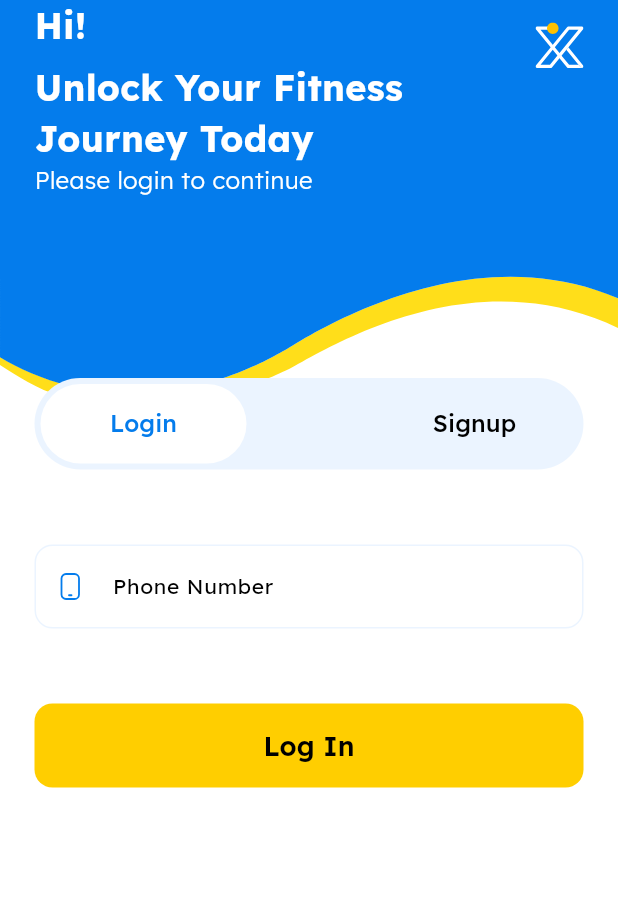
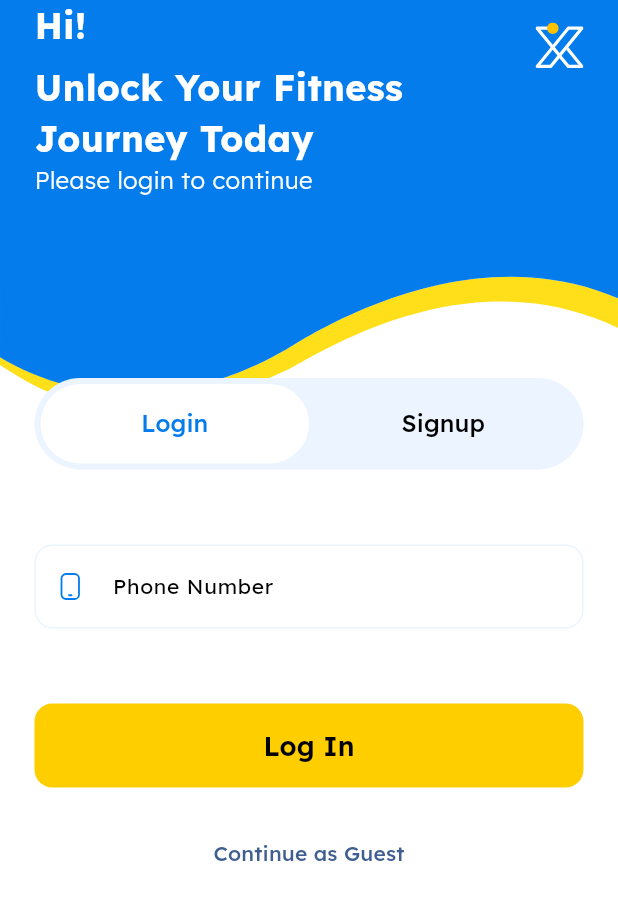
Before and after one commit to IsmailHosenIsmailJames/x_obese, a Flutter app: the LoginSignupPage screen opened by its route, on a phone screen of 412 x 824 dp. Shown: the top 900 px of the screen. Run offline on Flutter 3.47's test engine with Material 3 defaults, Android fonts, the phone set to English and light mode, and no system bars; our stand-ins replace bloc, cached_network_image, connectivity_plus, device_info_plus, dio, equatable and 25 more; missing offline and left inert: clipboard, flutter_foreground_task, gpt_markdown, health; accounts and stored records are empty; network calls fail.

Commit message:
[feat] Updated version and enhanced login/signup page
The app version in `pubspec.yaml` has been updated from 1.2.3+15 to 1.4.0+15.
In the `login_signup_page.dart`, the Login and Signup buttons are now wrapped with `Expanded` widgets to allow them to fill available space. A "Continue as Guest" TextButton has also been added to the page.

```diff
--- a/lib/src/screens/auth/login/login_signup_page.dart
+++ b/lib/src/screens/auth/login/login_signup_page.dart
@@ -130,8 +130,8 @@ class _LoginSignupPageState extends State<LoginSignupPage> {
                         mainAxisAlignment: MainAxisAlignment.spaceBetween,
                         crossAxisAlignment: CrossAxisAlignment.center,
                         children: [
-                          SizedBox(
-                            width: MediaQuery.of(context).size.width / 3,
+                          Expanded(
+                            child: SizedBox(
                               height: 53,
                               child: TextButton(
                                 style: TextButton.styleFrom(
@@ -162,8 +162,9 @@ class _LoginSignupPageState extends State<LoginSignupPage> {
                                 ),
                               ),
                             ),
-                          SizedBox(
-                            width: MediaQuery.of(context).size.width / 3,
+                          ),
+                          Expanded(
+                            child: SizedBox(
                               height: 53,
                               child: TextButton(
                                 style: TextButton.styleFrom(
@@ -191,6 +192,7 @@ class _LoginSignupPageState extends State<LoginSignupPage> {
                                   style: TextStyle(
                                     fontWeight: FontWeight.w500,
                                     fontSize: 16,
+                                  ),
                                 ),
                               ),
                             ),
@@ -307,6 +309,15 @@ class _LoginSignupPageState extends State<LoginSignupPage> {
                         ),
                       ),
                     ),
+                    const Gap(20),
+                    Center(
+                      child: TextButton(
+                        onPressed: () {
+                          // TODO: We need to implement continue as a Guest feaures
+                        },
+                        child: const Text("Continue as Guest"),
+                      ),
+                    ),
                   ],
                 ),
               ),
--- a/pubspec.yaml
+++ b/pubspec.yaml
@@ -2,7 +2,7 @@ name: x_obese
 description: "A new fitness app for obese"
 publish_to: 'none' # Remove this line if you wish to publish to pub.dev
 
-version: 1.2.3+15
+version: 1.4.0+15
 
 environment:
   sdk: ^3.7.0
```
Lines whose indentation alone changed are shown as unchanged.
